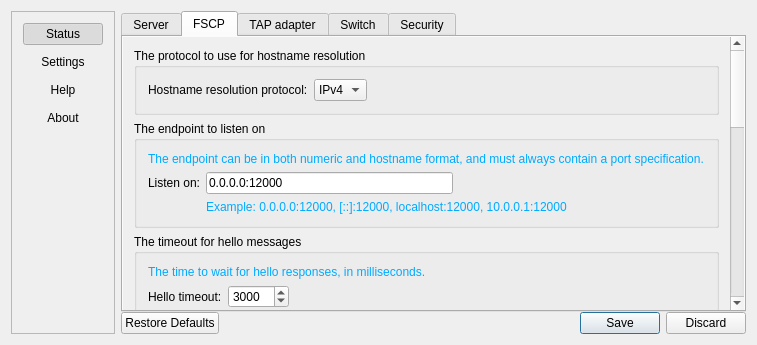
This is src/Freelan_gui.ui in freelan-developers/freelan-gui as Qt 5 draws it before an edit. The edited form follows.
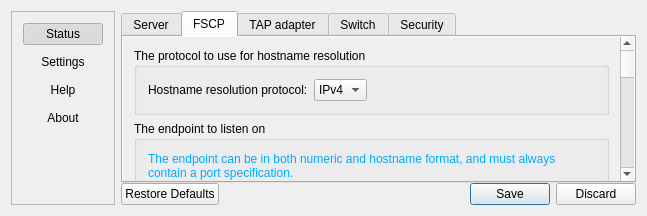
This is the edited form. The open tabs and pages were chosen to show the change.

What changed in the file:
```diff
--- a/src/Freelan_gui.ui
+++ b/src/Freelan_gui.ui
@@ -6,8 +6,8 @@
    <rect>
     <x>0</x>
     <y>0</y>
-    <width>757</width>
-    <height>345</height>
+    <width>647</width>
+    <height>216</height>
    </rect>
   </property>
   <property name="windowTitle">
@@ -34,8 +34,8 @@
         <rect>
          <x>0</x>
          <y>0</y>
-         <width>86</width>
-         <height>331</height>
+         <width>87</width>
+         <height>202</height>
         </rect>
        </property>
        <layout class="QVBoxLayout" name="verticalLayout">
@@ -832,9 +832,9 @@
                <property name="geometry">
                 <rect>
                  <x>0</x>
-                 <y>-502</y>
-                 <width>628</width>
-                 <height>785</height>
+                 <y>-354</y>
+                 <width>517</width>
+                 <height>831</height>
                 </rect>
                </property>
                <layout class="QVBoxLayout" name="verticalLayout_13">
```
Left out of the diff: 95 changed lines with no effect on the pictures.
